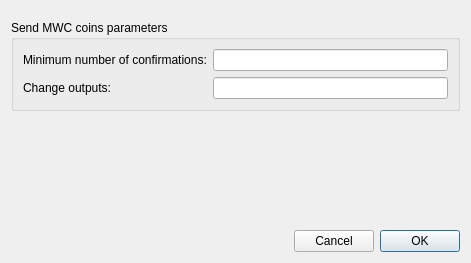
This is dialogs/sendcoinsparamsdialog.ui in 0xkobe/mwc-wallet as Qt 5 draws it before an edit. The edited form follows.
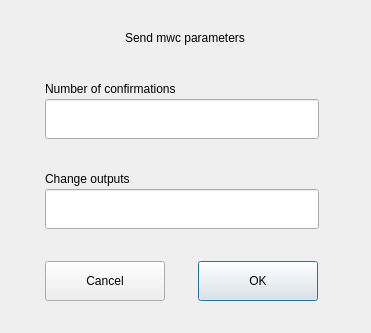
This is the edited form. Custom widgets are drawn as their Qt base class.

Diff of the .ui file:
```diff
--- a/dialogs/sendcoinsparamsdialog.ui
+++ b/dialogs/sendcoinsparamsdialog.ui
@@ -6,110 +6,193 @@
    <rect>
     <x>0</x>
     <y>0</y>
-    <width>471</width>
-    <height>263</height>
+    <width>371</width>
+    <height>333</height>
    </rect>
   </property>
   <property name="windowTitle">
    <string>Dialog</string>
   </property>
-  <layout class="QVBoxLayout" name="verticalLayout">
-   <property name="spacing">
-    <number>6</number>
+  <widget class="control::MwcLabelSmall" name="label_6">
+   <property name="geometry">
+    <rect>
+     <x>45</x>
+     <y>81</y>
+     <width>247</width>
+     <height>16</height>
+    </rect>
    </property>
-   <property name="topMargin">
-    <number>20</number>
+   <property name="maximumSize">
+    <size>
+     <width>16777215</width>
+     <height>22</height>
+    </size>
    </property>
-   <item>
-    <widget class="QGroupBox" name="groupBox">
-     <property name="title">
-      <string>Send MWC coins parameters</string>
-     </property>
-     <layout class="QGridLayout" name="gridLayout">
-      <item row="0" column="0">
-       <widget class="QLabel" name="label">
-        <property name="text">
-         <string>Minimum number of confirmations:</string>
-        </property>
-       </widget>
-      </item>
-      <item row="0" column="1">
-       <widget class="QLineEdit" name="inputsConfEdit"/>
-      </item>
-      <item row="1" column="0">
-       <widget class="QLabel" name="label_2">
-        <property name="text">
-         <string>Change outputs:</string>
-        </property>
-       </widget>
-      </item>
-      <item row="1" column="1">
-       <widget class="QLineEdit" name="changeOutputsEdit"/>
-      </item>
-     </layout>
-    </widget>
-   </item>
-   <item>
-    <spacer name="verticalSpacer">
-     <property name="orientation">
-      <enum>Qt::Vertical</enum>
-     </property>
-     <property name="sizeHint" stdset="0">
-      <size>
-       <width>20</width>
-       <height>56</height>
-      </size>
-     </property>
-    </spacer>
-   </item>
-   <item>
-    <layout class="QHBoxLayout" name="horizontalLayout">
-     <item>
-      <spacer name="horizontalSpacer">
-       <property name="orientation">
-        <enum>Qt::Horizontal</enum>
-       </property>
-       <property name="sizeHint" stdset="0">
-        <size>
-         <width>40</width>
-         <height>20</height>
-        </size>
-       </property>
-      </spacer>
-     </item>
-     <item>
-      <widget class="QPushButton" name="cancelButton">
-       <property name="focusPolicy">
-        <enum>Qt::StrongFocus</enum>
-       </property>
-       <property name="text">
-        <string>Cancel</string>
-       </property>
-      </widget>
-     </item>
-     <item>
-      <widget class="QPushButton" name="okButton">
-       <property name="focusPolicy">
-        <enum>Qt::StrongFocus</enum>
-       </property>
-       <property name="text">
-        <string>OK</string>
-       </property>
-       <property name="default">
-        <bool>true</bool>
-       </property>
-      </widget>
-     </item>
-    </layout>
-   </item>
-  </layout>
+   <property name="text">
+    <string>Number of confirmations</string>
+   </property>
+  </widget>
+  <widget class="control::MwcLineEditNormal" name="changeOutputsEdit">
+   <property name="geometry">
+    <rect>
+     <x>45</x>
+     <y>189</y>
+     <width>274</width>
+     <height>40</height>
+    </rect>
+   </property>
+   <property name="minimumSize">
+    <size>
+     <width>0</width>
+     <height>40</height>
+    </size>
+   </property>
+   <property name="maximumSize">
+    <size>
+     <width>16777215</width>
+     <height>40</height>
+    </size>
+   </property>
+  </widget>
+  <widget class="QLabel" name="label_5">
+   <property name="geometry">
+    <rect>
+     <x>45</x>
+     <y>171</y>
+     <width>100</width>
+     <height>16</height>
+    </rect>
+   </property>
+   <property name="maximumSize">
+    <size>
+     <width>16777215</width>
+     <height>22</height>
+    </size>
+   </property>
+   <property name="text">
+    <string>Change outputs</string>
+   </property>
+  </widget>
+  <widget class="control::MwcLineEditNormal" name="inputsConfEdit">
+   <property name="geometry">
+    <rect>
+     <x>45</x>
+     <y>99</y>
+     <width>274</width>
+     <height>40</height>
+    </rect>
+   </property>
+   <property name="minimumSize">
+    <size>
+     <width>0</width>
+     <height>40</height>
+    </size>
+   </property>
+   <property name="maximumSize">
+    <size>
+     <width>16777215</width>
+     <height>40</height>
+    </size>
+   </property>
+  </widget>
+  <widget class="control::MwcPushButtonNormal" name="okButton">
+   <property name="geometry">
+    <rect>
+     <x>198</x>
+     <y>261</y>
+     <width>120</width>
+     <height>40</height>
+    </rect>
+   </property>
+   <property name="minimumSize">
+    <size>
+     <width>120</width>
+     <height>40</height>
+    </size>
+   </property>
+   <property name="maximumSize">
+    <size>
+     <width>16777215</width>
+     <height>40</height>
+    </size>
+   </property>
+   <property name="focusPolicy">
+    <enum>Qt::StrongFocus</enum>
+   </property>
+   <property name="text">
+    <string>OK</string>
+   </property>
+   <property name="default">
+    <bool>false</bool>
+   </property>
+  </widget>
+  <widget class="control::MwcPushButtonNormal" name="cancelButton">
+   <property name="geometry">
+    <rect>
+     <x>45</x>
+     <y>261</y>
+     <width>120</width>
+     <height>40</height>
+    </rect>
+   </property>
+   <property name="minimumSize">
+    <size>
+     <width>120</width>
+     <height>40</height>
+    </size>
+   </property>
+   <property name="maximumSize">
+    <size>
+     <width>16777215</width>
+     <height>40</height>
+    </size>
+   </property>
+   <property name="focusPolicy">
+    <enum>Qt::StrongFocus</enum>
+   </property>
+   <property name="text">
+    <string>Cancel</string>
+   </property>
+  </widget>
+  <widget class="control::MwcLabelLarge" name="label_8">
+   <property name="geometry">
+    <rect>
+     <x>30</x>
+     <y>24</y>
+     <width>310</width>
+     <height>28</height>
+    </rect>
+   </property>
+   <property name="text">
+    <string>Send mwc parameters</string>
+   </property>
+   <property name="alignment">
+    <set>Qt::AlignCenter</set>
+   </property>
+  </widget>
  </widget>
- <tabstops>
-  <tabstop>inputsConfEdit</tabstop>
-  <tabstop>changeOutputsEdit</tabstop>
-  <tabstop>cancelButton</tabstop>
-  <tabstop>okButton</tabstop>
- </tabstops>
+ <customwidgets>
+  <customwidget>
+   <class>control::MwcLabelLarge</class>
+   <extends>QLabel</extends>
+   <header>control/MwcLabel.h</header>
+  </customwidget>
+  <customwidget>
+   <class>control::MwcPushButtonNormal</class>
+   <extends>QPushButton</extends>
+   <header>control/MwcPushButton.h</header>
+  </customwidget>
+  <customwidget>
+   <class>control::MwcLineEditNormal</class>
+   <extends>QLineEdit</extends>
+   <header>control/MwcLineEdit.h</header>
+  </customwidget>
+  <customwidget>
+   <class>control::MwcLabelSmall</class>
+   <extends>QLabel</extends>
+   <header>control/MwcLabel.h</header>
+  </customwidget>
+ </customwidgets>
  <resources/>
  <connections/>
 </ui>
```
